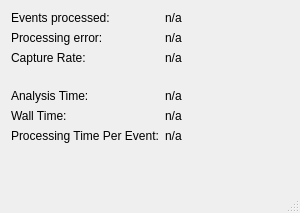
usnistgov/mosaic, file mosaicgui/ui/statisticsview.ui: the form before one commit.
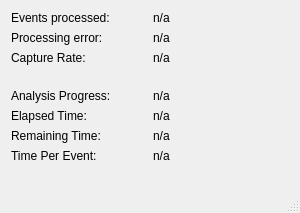
The form after the commit.

Commit message: Added analysis progress and remaining time to statistics view.

```diff
--- a/mosaicgui/ui/statisticsview.ui
+++ b/mosaicgui/ui/statisticsview.ui
@@ -79,7 +79,7 @@
           <string>Position in time-series</string>
          </property>
          <property name="text">
-          <string>Analysis Time:</string>
+          <string>Analysis Progress:</string>
          </property>
         </widget>
        </item>
@@ -89,7 +89,17 @@
           <string>Position in time-series</string>
          </property>
          <property name="text">
-          <string>Wall Time:</string>
+          <string>Elapsed Time:</string>
+         </property>
+        </widget>
+       </item>
+       <item>
+        <widget class="QLabel" name="Label_11">
+         <property name="toolTip">
+          <string>Position in time-series</string>
+         </property>
+         <property name="text">
+          <string>Remaining Time:</string>
          </property>
         </widget>
        </item>
@@ -99,7 +109,7 @@
           <string>Position in time-series</string>
          </property>
          <property name="text">
-          <string>Processing Time Per Event:</string>
+          <string>Time Per Event:</string>
          </property>
         </widget>
        </item>
@@ -158,6 +168,13 @@
          </property>
         </widget>
        </item>
+       <item>
+        <widget class="QLabel" name="remaintimeLabel">
+         <property name="text">
+          <string>n/a</string>
+         </property>
+        </widget>
+       </item>
        <item>
         <widget class="QLabel" name="timepereventLabel">
          <property name="text">
```
Left out of the diff: 2 changed lines with no effect on the pictures. The commit also changes 2 other files.
